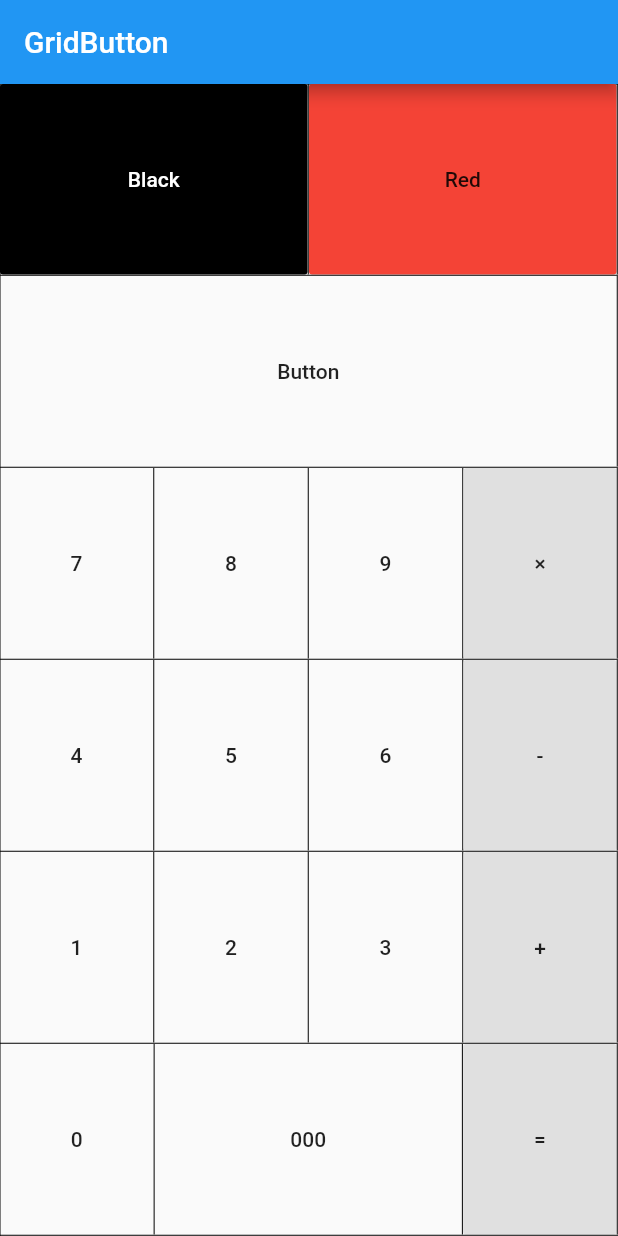
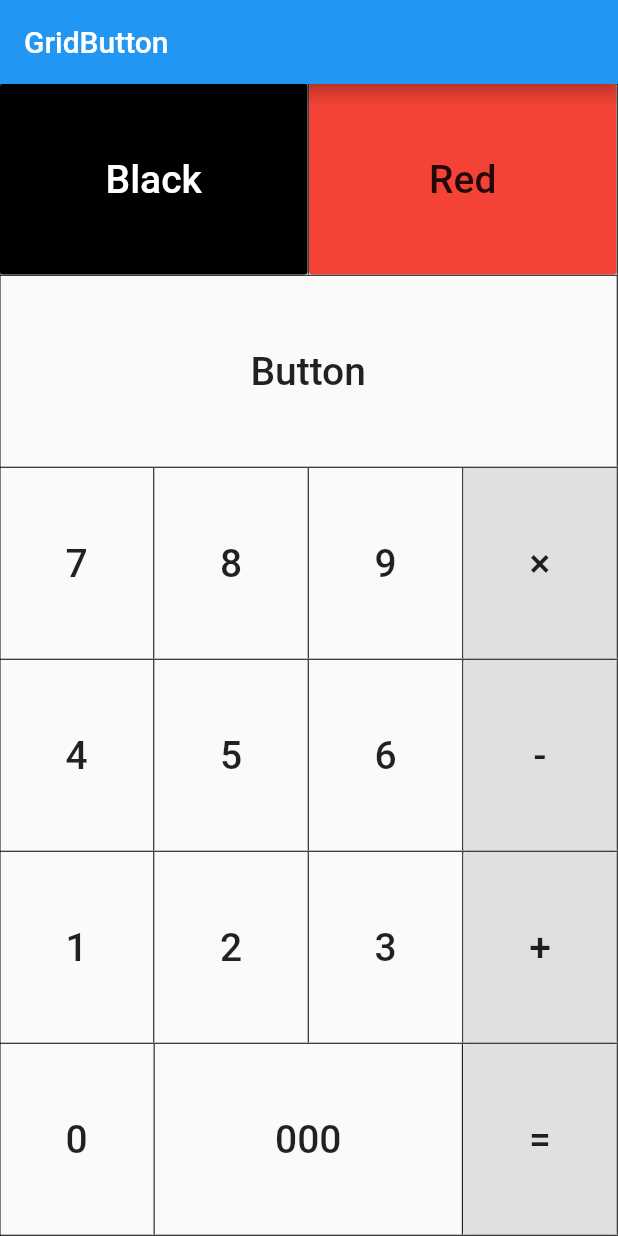
Before and after one commit to zuvola/flutter_grid_button, a Flutter app: the screen it shows after launch, on a phone screen of 412 x 824 dp. Run offline on Flutter 3.47's test engine with Material 2 defaults, Android fonts, the phone set to English and light mode, and no system bars.

Commit message:
Added `GridButton.textStyle`

```diff
--- a/example/lib/main.dart
+++ b/example/lib/main.dart
@@ -6,6 +6,7 @@ void main() => runApp(MyApp());
 class MyApp extends StatelessWidget {
   @override
   Widget build(BuildContext context) {
+    const textStyle = TextStyle(fontSize: 26);
     return MaterialApp(
       home: Scaffold(
         appBar: AppBar(
@@ -13,6 +14,7 @@ class MyApp extends StatelessWidget {
         ),
         body: Builder(builder: (context) {
           return GridButton(
+            textStyle: textStyle,
             borderColor: Colors.black,
             onPressed: (String val) {
               Scaffold.of(context).showSnackBar(
@@ -27,7 +29,7 @@ class MyApp extends StatelessWidget {
                 GridButtonItem(
                     title: "Black",
                     color: Colors.black,
-                    textStyle: TextStyle(color: Colors.white)),
+                    textStyle: textStyle.copyWith(color: Colors.white)),
                 GridButtonItem(title: "Red", color: Colors.red),
               ],
               [GridButtonItem(title: "Button", value: "100")],
--- a/lib/flutter_grid_button.dart
+++ b/lib/flutter_grid_button.dart
@@ -42,11 +42,16 @@ class GridButton extends StatefulWidget {
   /// The color to use when painting the line.
   final Color borderColor;
 
+  /// The text style to use for all buttons in the [GridButton].
+  /// [GridButtonItem.textStyle] of each item takes precedence.
+  final TextStyle textStyle;
+
   const GridButton({
     Key key,
     @required this.items,
     @required this.onPressed,
     this.borderColor,
+    this.textStyle,
   }) : super(key: key);
 
   @override
@@ -56,18 +61,20 @@ class GridButton extends StatefulWidget {
 class _GridButtonState extends State<GridButton> {
   Widget _getButton(int row, int col) {
     GridButtonItem item = widget.items[col][row];
+    TextStyle textStyle =
+        item.textStyle != null ? item.textStyle : widget.textStyle;
     return Expanded(
       flex: item.flex,
       child: FlatButton(
         key: item.key,
         color: item.color,
-        splashColor: item.textStyle?.color?.withOpacity(0.12),
+        splashColor: textStyle?.color?.withOpacity(0.12),
         onPressed: () {
           widget.onPressed(item.value != null ? item.value : item.title);
         },
         child: Text(
           item.title,
-          style: item.textStyle,
+          style: textStyle,
         ),
       ),
     );
@@ -138,6 +145,7 @@ class GridButtonItem {
   /// If non-null, the style to use for button's text.
   final TextStyle textStyle;
 
+  /// The flex factor to use for the button.
   final int flex;
 
   /// The value for the [GridButton.onPressed] callback parameter.
--- a/pubspec.yaml
+++ b/pubspec.yaml
@@ -1,8 +1,8 @@
 name: flutter_grid_button
 description: Flutter widget that arrange buttons in a grid. It is useful for making a number pad, calculator, and so on.
-version: 1.0.0
+version: 1.1.0
 author: zuvola <zuvola@gmail.com>
-homepage: https://www.zuvola.com
+homepage: https://github.com/zuvola/flutter_grid_button
 
 environment:
   sdk: ">=2.1.0 <3.0.0"
```
Also changed, not shown: example/pubspec.lock, 1 other file.
